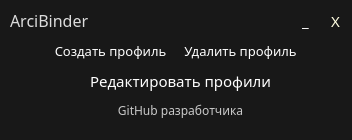
The window that src/ui/mainWindow.ui (denipolis/arci-binder) describes before a commit, drawn with Qt 5.
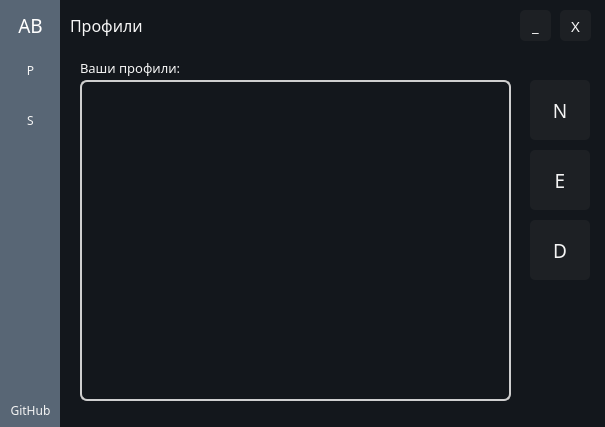
The same window after the commit.

Commit message: Not fully completed UI rewrite, now working on removing old modules / windows.

The edit to the form file:
```diff
--- a/src/ui/mainWindow.ui
+++ b/src/ui/mainWindow.ui
@@ -9,8 +9,8 @@
    <rect>
     <x>0</x>
     <y>0</y>
-    <width>352</width>
-    <height>140</height>
+    <width>605</width>
+    <height>427</height>
    </rect>
   </property>
   <property name="windowTitle">
@@ -18,9 +18,9 @@
   </property>
   <property name="styleSheet">
    <string notr="true">QWidget {
-	color: white;
-	font-family: Rubik;
-	background-color: #181818
+   background-color: #13171c;
+   color: #f5f5f5;
+   font-family:  Rubik;
 }
 
 QLineEdit {
@@ -29,7 +29,7 @@
 }
 
 QPushButton {
-    background-color: transparent;
+    background-color: #1d2024;
 	border: none;
  	border-collapse: separate;
 	border-radius: 5px;
@@ -51,133 +51,17 @@
   <property name="unifiedTitleAndToolBarOnMac">
    <bool>false</bool>
   </property>
-  <widget class="QWidget" name="centralwidget">
-   <widget class="QPushButton" name="createProfileButton">
-    <property name="geometry">
-     <rect>
-      <x>50</x>
-      <y>40</y>
-      <width>121</width>
-      <height>21</height>
-     </rect>
-    </property>
-    <property name="font">
-     <font>
-      <family>Rubik</family>
-      <pointsize>10</pointsize>
-     </font>
-    </property>
-    <property name="styleSheet">
-     <string notr="true"/>
-    </property>
-    <property name="text">
-     <string>Создать профиль</string>
-    </property>
-   </widget>
-   <widget class="QPushButton" name="deleteProfileButton">
-    <property name="geometry">
-     <rect>
-      <x>180</x>
-      <y>40</y>
-      <width>121</width>
-      <height>21</height>
-     </rect>
-    </property>
-    <property name="font">
-     <font>
-      <family>Rubik</family>
-      <pointsize>10</pointsize>
-      <weight>50</weight>
-      <bold>false</bold>
-     </font>
-    </property>
-    <property name="styleSheet">
-     <string notr="true"/>
-    </property>
-    <property name="text">
-     <string>Удалить профиль</string>
-    </property>
-   </widget>
-   <widget class="QLabel" name="title">
-    <property name="geometry">
-     <rect>
-      <x>10</x>
-      <y>10</y>
-      <width>81</width>
-      <height>21</height>
-     </rect>
-    </property>
-    <property name="font">
-     <font>
-      <family>Rubik</family>
-      <pointsize>12</pointsize>
-      <weight>50</weight>
-      <bold>false</bold>
-     </font>
-    </property>
-    <property name="layoutDirection">
-     <enum>Qt::LeftToRight</enum>
-    </property>
-    <property name="styleSheet">
-     <string notr="true">QLabel {
-	color: rgb(220, 220, 220)
-}</string>
-    </property>
-    <property name="text">
-     <string>ArciBinder</string>
-    </property>
-   </widget>
-   <widget class="QPushButton" name="editProfileButton">
-    <property name="geometry">
-     <rect>
-      <x>80</x>
-      <y>70</y>
-      <width>201</width>
-      <height>21</height>
-     </rect>
-    </property>
-    <property name="font">
-     <font>
-      <family>Rubik</family>
-      <pointsize>11</pointsize>
-     </font>
-    </property>
-    <property name="styleSheet">
-     <string notr="true"/>
-    </property>
-    <property name="text">
-     <string>Редактировать профили</string>
-    </property>
-   </widget>
-   <widget class="QPushButton" name="adButton">
-    <property name="geometry">
-     <rect>
-      <x>100</x>
-      <y>100</y>
-      <width>161</width>
-      <height>20</height>
-     </rect>
-    </property>
-    <property name="styleSheet">
-     <string notr="true">QPushButton:pressed {
-    background-color: transparent;
-}
-
-QPushButton {
-	color: #c9c9c9;
-}</string>
-    </property>
-    <property name="text">
-     <string>GitHub разработчика</string>
-    </property>
-   </widget>
+  <widget class="QWidget" name="mainWidget">
+   <property name="styleSheet">
+    <string notr="true"/>
+   </property>
    <widget class="QPushButton" name="closeButton">
     <property name="geometry">
      <rect>
-      <x>320</x>
+      <x>560</x>
       <y>10</y>
       <width>31</width>
-      <height>21</height>
+      <height>31</height>
      </rect>
     </property>
     <property name="font">
@@ -187,7 +71,7 @@
      </font>
     </property>
     <property name="styleSheet">
-     <string notr="true">color: #fffde0;</string>
+     <string notr="true"/>
     </property>
     <property name="text">
      <string>X</string>
@@ -196,10 +80,10 @@
    <widget class="QPushButton" name="minimizeButton">
     <property name="geometry">
      <rect>
-      <x>290</x>
+      <x>520</x>
       <y>10</y>
       <width>31</width>
-      <height>21</height>
+      <height>31</height>
      </rect>
     </property>
     <property name="font">
@@ -219,8 +103,282 @@
      <string>_</string>
     </property>
    </widget>
+   <widget class="QWidget" name="navigationWidget" native="true">
+    <property name="geometry">
+     <rect>
+      <x>0</x>
+      <y>0</y>
+      <width>61</width>
+      <height>431</height>
+     </rect>
+    </property>
+    <property name="styleSheet">
+     <string notr="true">QWidget {
+   background-color: #586675;
+}
+
+QPushButton::hover {
+   background-color: #505d6b;
+}
+
+QPushButton::pressed {
+   background-color: #44515e;
+}</string>
+    </property>
+    <widget class="QPushButton" name="profilesButton">
+     <property name="geometry">
+      <rect>
+       <x>10</x>
+       <y>50</y>
+       <width>41</width>
+       <height>41</height>
+      </rect>
+     </property>
+     <property name="text">
+      <string>P</string>
+     </property>
+    </widget>
+    <widget class="QPushButton" name="settingsButton">
+     <property name="geometry">
+      <rect>
+       <x>10</x>
+       <y>100</y>
+       <width>41</width>
+       <height>41</height>
+      </rect>
+     </property>
+     <property name="text">
+      <string>S</string>
+     </property>
+    </widget>
+    <widget class="QLabel" name="title">
+     <property name="geometry">
+      <rect>
+       <x>0</x>
+       <y>0</y>
+       <width>61</width>
+       <height>51</height>
+      </rect>
+     </property>
+     <property name="font">
+      <font>
+       <family>Rubik</family>
+       <pointsize>14</pointsize>
+      </font>
+     </property>
+     <property name="layoutDirection">
+      <enum>Qt::LeftToRight</enum>
+     </property>
+     <property name="styleSheet">
+      <string notr="true">color: #ffffff;</string>
+     </property>
+     <property name="text">
+      <string>AB</string>
+     </property>
+     <property name="alignment">
+      <set>Qt::AlignCenter</set>
+     </property>
+    </widget>
+    <widget class="QPushButton" name="adButton">
+     <property name="geometry">
+      <rect>
+       <x>0</x>
+       <y>400</y>
+       <width>61</width>
+       <height>21</height>
+      </rect>
+     </property>
+     <property name="styleSheet">
+      <string notr="true"/>
+     </property>
+     <property name="text">
+      <string>GitHub</string>
+     </property>
+    </widget>
+   </widget>
+   <widget class="QWidget" name="settingsWidget" native="true">
+    <property name="enabled">
+     <bool>true</bool>
+    </property>
+    <property name="geometry">
+     <rect>
+      <x>60</x>
+      <y>0</y>
+      <width>541</width>
+      <height>431</height>
+     </rect>
+    </property>
+    <property name="styleSheet">
+     <string notr="true"/>
+    </property>
+    <widget class="QLabel" name="settingsTitle">
+     <property name="geometry">
+      <rect>
+       <x>10</x>
+       <y>10</y>
+       <width>111</width>
+       <height>31</height>
+      </rect>
+     </property>
+     <property name="font">
+      <font>
+       <family>Rubik</family>
+       <pointsize>12</pointsize>
+      </font>
+     </property>
+     <property name="text">
+      <string>Настройки</string>
+     </property>
+    </widget>
+   </widget>
+   <widget class="QWidget" name="profilesWidget" native="true">
+    <property name="enabled">
+     <bool>true</bool>
+    </property>
+    <property name="geometry">
+     <rect>
+      <x>60</x>
+      <y>0</y>
+      <width>541</width>
+      <height>431</height>
+     </rect>
+    </property>
+    <property name="styleSheet">
+     <string notr="true"/>
+    </property>
+    <widget class="QPushButton" name="newProfileButton">
+     <property name="geometry">
+      <rect>
+       <x>470</x>
+       <y>80</y>
+       <width>60</width>
+       <height>60</height>
+      </rect>
+     </property>
+     <property name="font">
+      <font>
+       <family>Rubik</family>
+       <pointsize>14</pointsize>
+      </font>
+     </property>
+     <property name="styleSheet">
+      <string notr="true"/>
+     </property>
+     <property name="text">
+      <string>N</string>
+     </property>
+    </widget>
+    <widget class="QPushButton" name="editProfileButton">
+     <property name="geometry">
+      <rect>
+       <x>470</x>
+       <y>150</y>
+       <width>60</width>
+       <height>60</height>
+      </rect>
+     </property>
+     <property name="font">
+      <font>
+       <family>Rubik</family>
+       <pointsize>14</pointsize>
+      </font>
+     </property>
+     <property name="styleSheet">
+      <string notr="true"/>
+     </property>
+     <property name="text">
+      <string>E</string>
+     </property>
+    </widget>
+    <widget class="QPushButton" name="deleteProfileButton">
+     <property name="geometry">
+      <rect>
+       <x>470</x>
+       <y>220</y>
+       <width>60</width>
+       <height>60</height>
+      </rect>
+     </property>
+     <property name="font">
+      <font>
+       <family>Rubik</family>
+       <pointsize>14</pointsize>
+      </font>
+     </property>
+     <property name="styleSheet">
+      <string notr="true"/>
+     </property>
+     <property name="text">
+      <string>D</string>
+     </property>
+    </widget>
+    <widget class="QLabel" name="profilesTitle">
+     <property name="geometry">
+      <rect>
+       <x>10</x>
+       <y>10</y>
+       <width>101</width>
+       <height>31</height>
+      </rect>
+     </property>
+     <property name="font">
+      <font>
+       <family>Rubik</family>
+       <pointsize>12</pointsize>
+      </font>
+     </property>
+     <property name="text">
+      <string>Профили</string>
+     </property>
+    </widget>
+    <widget class="QListWidget" name="listWidget">
+     <property name="enabled">
+      <bool>true</bool>
+     </property>
+     <property name="geometry">
+      <rect>
+       <x>20</x>
+       <y>80</y>
+       <width>431</width>
+       <height>321</height>
+      </rect>
+     </property>
+     <property name="styleSheet">
+      <string notr="true"/>
+     </property>
+    </widget>
+    <widget class="QLabel" name="label">
+     <property name="geometry">
+      <rect>
+       <x>20</x>
+       <y>60</y>
+       <width>111</width>
+       <height>16</height>
+      </rect>
+     </property>
+     <property name="font">
+      <font>
+       <family>Rubik</family>
+       <pointsize>10</pointsize>
+      </font>
+     </property>
+     <property name="text">
+      <string>Ваши профили:</string>
+     </property>
+    </widget>
+    <zorder>listWidget</zorder>
+    <zorder>newProfileButton</zorder>
+    <zorder>editProfileButton</zorder>
+    <zorder>deleteProfileButton</zorder>
+    <zorder>profilesTitle</zorder>
+    <zorder>label</zorder>
+   </widget>
+   <zorder>settingsWidget</zorder>
+   <zorder>navigationWidget</zorder>
+   <zorder>profilesWidget</zorder>
+   <zorder>minimizeButton</zorder>
+   <zorder>closeButton</zorder>
   </widget>
-  <widget class="QStatusBar" name="statusbar"/>
  </widget>
  <resources/>
  <connections/>
```
Left out of the diff: 14 changed lines with no effect on the pictures. The commit also changes 7 other files.
